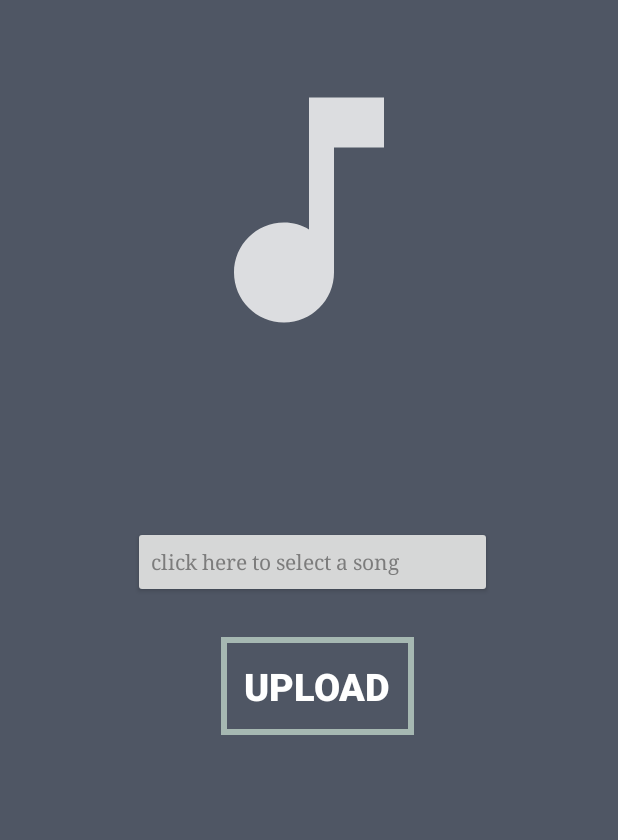
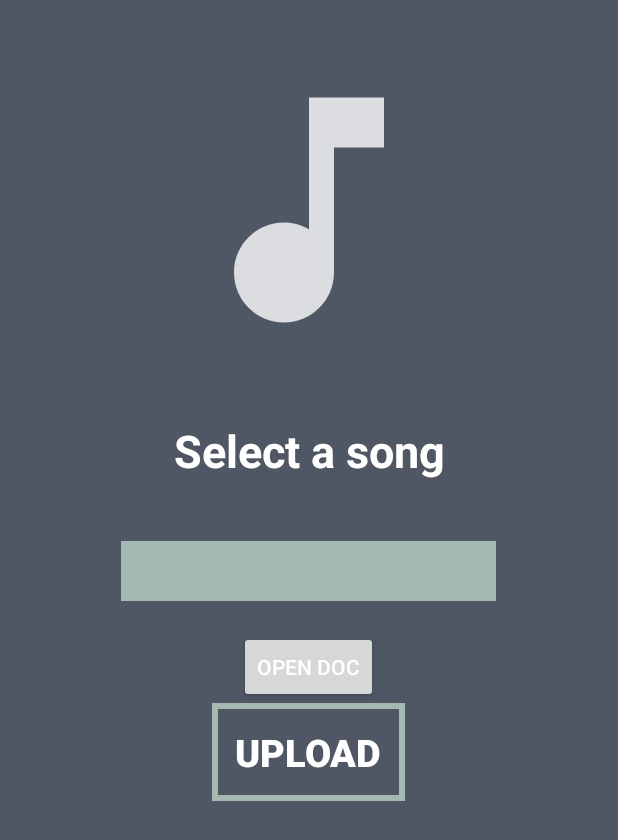
Before and after one commit to Matthew1091/3444-Project, an Android app: the SongActivity screen opened directly, with no data from a screen before it, on a phone screen of 412 x 824 dp. Shown: the top 840 px of the screen. Run offline under Robolectric (Android 15) with nearby library versions, the phone set to English and light mode, and no system bars; 1 statement that could not run was skipped.

Commit message:
Revert "stashing"
This reverts commit f97b786f83f427847deab2d99698080a6fb59cfd.

```diff
--- a/Android Studio Projects/app/src/main/java/com/example/bulbbeats/SongActivity.java
+++ b/Android Studio Projects/app/src/main/java/com/example/bulbbeats/SongActivity.java
@@ -1,8 +1,9 @@
 package com.example.bulbbeats;
 
-import androidx.annotation.Nullable;
 import androidx.appcompat.app.AppCompatActivity;
 
+import android.content.Intent;
+import android.net.Uri;
 import android.content.Intent;
 import android.os.Build;
 import android.os.Bundle;
@@ -10,60 +11,79 @@ import android.view.View;
 import android.widget.ArrayAdapter;
 import android.widget.Button;
 import android.widget.Spinner;
+import android.widget.Toast;
 
 import java.util.ArrayList;
 
 
 
 public class SongActivity extends AppCompatActivity {
+
+    private static final int OPEN_DOC = 10;
+
+    private Button button;
+    private Button openDoc;
+    private ProjectSettings settings;
+
     private Button Uploadbtn;
-    private Button selectSong;
-    private ProjectSettings projset;
-    private static int openDoc = 10;
+    @Override
 
-    @Override
     protected void onCreate(Bundle savedInstanceState) {
+        Toast.makeText(SongActivity.this,"got here", Toast.LENGTH_LONG).show();
         super.onCreate(savedInstanceState);
         setContentView(R.layout.activity_song);
-
-        projset = getIntent().getParcelableExtra("settings");
 
         initSongWidgits();
         setSongOnClickListeners();
 
     }
     private void initSongWidgits(){
-
         Uploadbtn = (Button) findViewById(R.id.uploadBtn);
-        selectSong = findViewById(R.id.selectSong);
+        openDoc = findViewById((R.id.openDoc));
+        button = findViewById((R.id.button));
     }
 
     private void setSongOnClickListeners(){
+        openDoc.setOnClickListener(new View.OnClickListener() {
+            @Override
+            public void onClick(View v) {
+                openDocument();
+            }
+        });
+        button.setOnClickListener(new View.OnClickListener() {
+            @Override
+            public void onClick(View v) {
+                uploadDoc();
+            }
+        });
         Uploadbtn.setOnClickListener(new View.OnClickListener() {
             @Override
             public void onClick(View v) { //will start from songactivity to themeactivity class
                 Intent sintent = new Intent(SongActivity.this, ThemeActivity.class);
-                sintent.putExtra("settings", projset);
                 startActivity(sintent); //will trigger the intent
             }
         });
-        selectSong.setOnClickListener(new Button.OnClickListener(){
-            @Override
-            public void onClick(View arg0) {
-                // TODO Auto-generated method stub
-                Intent intent = new Intent(Intent.ACTION_OPEN_DOCUMENT);
-                intent.setType("*/*");
-                startActivityForResult(intent, openDoc);
-            }});
+    }
 
+    public void openDocument() {
+        Intent intent = new Intent(Intent.ACTION_OPEN_DOCUMENT);
+        intent.setType("*/*");
+        startActivityForResult(intent, OPEN_DOC);
+    }
+
+    public void uploadDoc() {
+        Intent intent = new Intent(this, LaunchActivity.class);
+        intent.putExtra("openDoc", settings);
+        startActivity(intent);
     }
 
     @Override
-    protected void onActivityResult(int requestCode, int resultCode, @Nullable Intent data) {
-        if(requestCode == openDoc && resultCode == RESULT_OK) {
-            super.onActivityResult(requestCode, resultCode, data);
-            projset.songUri = data.getData();
-            selectSong.setText(projset.songUri.getLastPathSegment());
+    protected void onActivityResult(int requestCode, int resultCode, Intent data) {
+        super.onActivityResult(requestCode, resultCode, data);
+        if(resultCode == RESULT_OK && requestCode == OPEN_DOC){
+            Uri uri = data.getData();
+            settings = new ProjectSettings(uri);
+            openDoc.setText(settings.songUri.getPath());
         }
     }
 }
--- a/Android Studio Projects/app/src/main/java/com/example/bulbbeats/ThemeActivity.java
+++ b/Android Studio Projects/app/src/main/java/com/example/bulbbeats/ThemeActivity.java
@@ -9,14 +9,11 @@ import android.widget.Button;
 
 public class ThemeActivity extends AppCompatActivity {
     private Button selThemebtn;
-    private ProjectSettings projset;
 
     @Override
     protected void onCreate(Bundle savedInstanceState) {
         super.onCreate(savedInstanceState);
         setContentView(R.layout.activity_theme);
-
-        projset = getIntent().getParcelableExtra("settings");
 
         initThemeWidgits();
         setThemeOnclickListener();
@@ -31,7 +28,6 @@ public class ThemeActivity extends AppCompatActivity {
             @Override
             public void onClick(View v) {  //will start from themectivity to launchactivity class
                 Intent sintent = new Intent(ThemeActivity.this, LaunchActivity.class);
-                sintent.putExtra("settings", projset);
                 startActivity(sintent); //will trigger the intent
             }
         });
--- a/Android Studio Projects/app/src/main/res/layout/activity_connect_bulb.xml
+++ b/Android Studio Projects/app/src/main/res/layout/activity_connect_bulb.xml
@@ -30,7 +30,7 @@
             android:textSize="30sp"
             android:textAlignment="center"
             android:layout_centerHorizontal="true"
-            android:id="@+id/songTitle"/>
+            android:id="@+id/ConnectToABulb_Text"/>
     </RelativeLayout>
     <RelativeLayout
         android:layout_width="match_parent"
--- a/Android Studio Projects/app/src/main/res/layout/activity_song.xml
+++ b/Android Studio Projects/app/src/main/res/layout/activity_song.xml
@@ -6,70 +6,79 @@
     android:layout_height="match_parent"
     tools:context=".SongActivity"
     android:background="@color/GreyBB">
-
     <RelativeLayout
-        android:id="@+id/topSLayout"
         android:layout_width="match_parent"
-        android:layout_height="wrap_content">
-
+        android:layout_height="wrap_content"
+        android:id="@+id/topSLayout">
         <ImageView
-            android:id="@+id/selectSongImage"
             android:layout_width="200dp"
             android:layout_height="200dp"
+            android:id="@+id/selectSongImage"
+            android:src="@drawable/ic_music_note"
             android:layout_centerHorizontal="true"
+            android:layout_marginTop="40dp"/>
+        <TextView
+            android:layout_width="match_parent"
+            android:layout_height="wrap_content"
+            android:text="Select a song"
+            android:layout_below="@+id/selectSongImage"
             android:layout_marginTop="40dp"
-            android:contentDescription="@string/img"
-            android:src="@drawable/ic_music_note" />
-
-        <TextView
-            android:id="@+id/selectSong_Text"
-            android:layout_width="251dp"
-            android:layout_height="wrap_content"
-            android:layout_below="@+id/selectSongImage"
+            android:textColor="@color/WhiteBB"
+            android:textStyle="bold"
+            android:textSize="30sp"
+            android:textAlignment="center"
             android:layout_centerHorizontal="true"
-            android:layout_marginTop="40dp"
-            android:textAlignment="center"
-            android:textColor="@color/WhiteBB"
-            android:textSize="30sp"
-            android:textStyle="bold"
-            tools:text="@string/SongActivityMainText" />
+            android:id="@+id/selectSong_Text"/>
 
     </RelativeLayout>
+    <RelativeLayout
+        android:layout_width="match_parent"
+        android:layout_height="wrap_content"
+        android:id="@+id/middleSLayout"
+        android:layout_below="@+id/topSLayout"
+        android:layout_centerHorizontal="true"
+        android:layout_marginTop="30dp">
+        <Spinner
 
+            android:layout_width="250dp"
+            android:layout_height="40dp"
+            android:id="@+id/songSpinner"
+            android:background="@color/GreenBB"
+            android:layout_marginTop="10dp"
+            android:layout_centerHorizontal="true"
+            />
+
+    </RelativeLayout>
     <RelativeLayout
-        android:id="@+id/bottomSLayout"
         android:layout_width="match_parent"
-        android:layout_height="178dp"
+        android:layout_height="wrap_content"
+        android:layout_below="@+id/middleSLayout"
+        android:layout_marginTop="20dp"
 
-        android:layout_below="@+id/topSLayout"
-        android:layout_marginTop="30dp">
+        android:id="@+id/bottomSLayout">
 
         <Button
-            android:id="@+id/uploadBtn"
             android:layout_width="wrap_content"
             android:layout_height="wrap_content"
-            android:layout_below="@+id/selectSong"
-            android:layout_alignParentEnd="true"
-            android:layout_marginTop="26dp"
-            android:layout_marginEnd="136dp"
+            android:textColor="@color/WhiteBB"
+            android:layout_centerHorizontal="true"
+            android:id="@+id/openDoc"
+            android:text="open doc"
+            />
+
+        <Button
+            android:layout_width="wrap_content"
+            android:layout_height="wrap_content"
+            android:layout_below="@+id/openDoc"
+            android:padding="15dp"
+            android:id="@+id/uploadBtn"
             android:background="@drawable/green_button_border"
-            android:padding="15dp"
-            android:text="@string/SongActivityButtonText"
+            android:text="Upload"
+            android:textStyle="bold"
             android:textColor="@color/WhiteBB"
             android:textSize="25sp"
-            android:textStyle="bold" />
+            android:layout_centerHorizontal="true"/>
 
-        <Button
-            android:id="@+id/selectSong"
-            android:layout_width="239dp"
-            android:layout_height="wrap_content"
-            android:layout_alignParentEnd="true"
-            android:layout_marginEnd="84dp"
-            android:fontFamily="serif"
-            android:text="@string/click_here_to_select_a_song"
-            android:textAlignment="textStart"
-            android:textAllCaps="false"
-            android:textColor="#7C7C7C" />
     </RelativeLayout>
 
 
--- a/Android Studio Projects/app/src/main/res/values/strings.xml
+++ b/Android Studio Projects/app/src/main/res/values/strings.xml
@@ -9,8 +9,4 @@
     <string name="config2">Song:</string>
     <string name="config3">Phillips Hue Bulb:</string>
     <string name="config4">Color Theme:</string>
-    <string name="img">img</string>
-    <string name="SongActivityMainText">Select a Song:</string>
-    <string name="SongActivityButtonText">Upload</string>
-    <string name="click_here_to_select_a_song">click here to select a song</string>
 </resources>
```
Also changed, not shown: Android Studio Projects/app/src/main/java/com/example/bulbbeats/AudioProcessor 2.java (deleted, +0 -38 lines), Android Studio Projects/app/src/main/java/com/example/bulbbeats/AudioProcessor.java (deleted, +0 -38 lines), Android Studio Projects/app/src/main/java/com/example/bulbbeats/Bulb 2.java (deleted, +0 -39 lines), Android Studio Projects/app/src/main/java/com/example/bulbbeats/Bulb.java (deleted, +0 -39 lines), Android Studio Projects/app/src/main/java/com/example/bulbbeats/ConnectBulbActivity.java (+4 -18 lines), Android Studio Projects/app/src/main/java/com/example/bulbbeats/LaunchActivity.java (+0 -109 lines), Android Studio Projects/app/src/main/java/com/example/bulbbeats/MainActivity.java (+25 -1 lines), Android Studio Projects/app/src/main/java/com/example/bulbbeats/ProjectSettings 2.java (deleted, +0 -51 lines), Android Studio Projects/app/src/main/java/com/example/bulbbeats/ProjectSettings.java (deleted, +0 -51 lines), Android Studio Projects/app/src/main/res/layout/activity_launch.xml (+28 -36 lines), Android Studio Projects/app/src/main/res/layout/activity_main.xml (+13 -13 lines).
